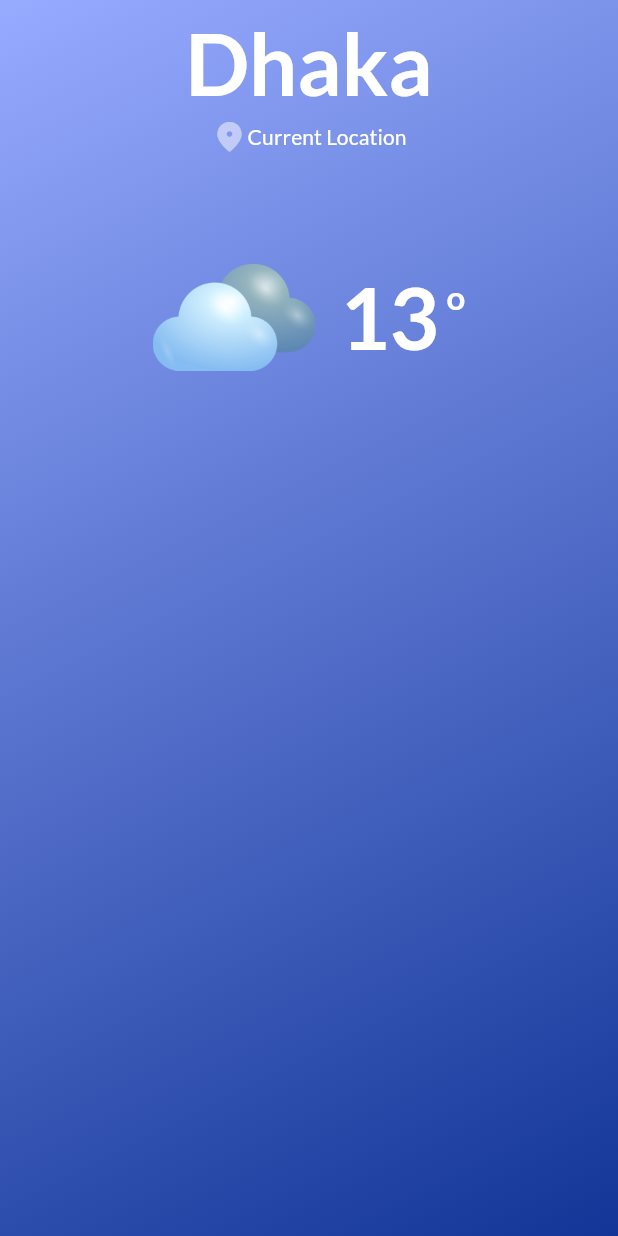
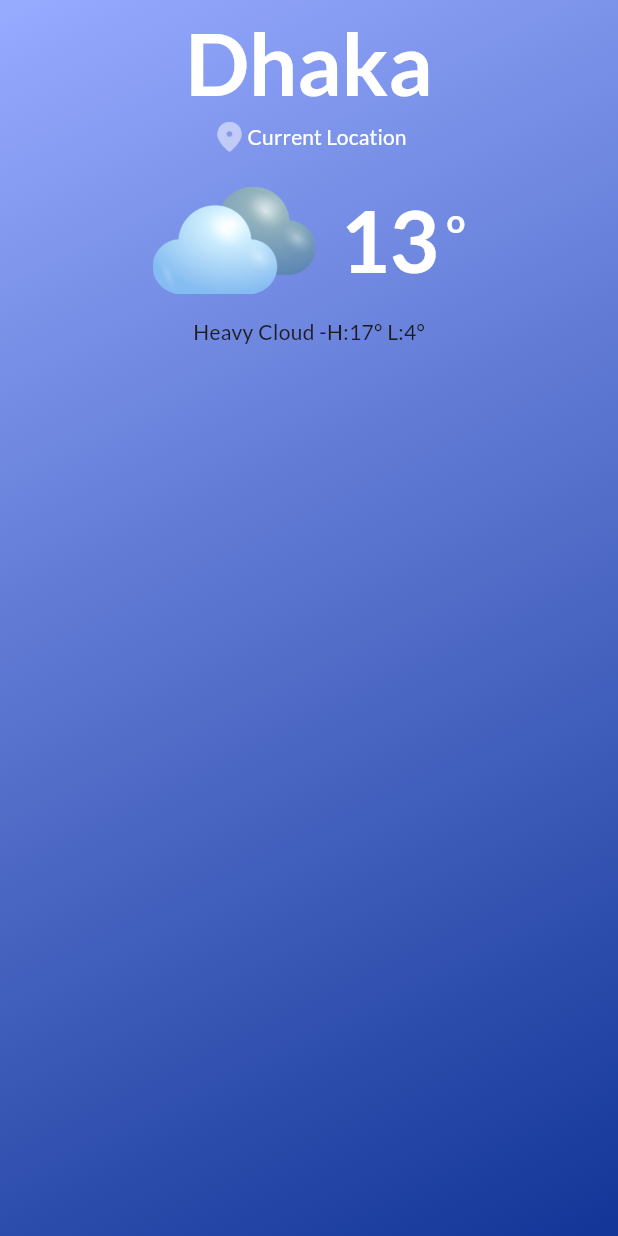
Before and after one commit to AAShayon/sf_weather, a Flutter app: the screen it shows after launch, on a phone screen of 412 x 824 dp. Run offline on Flutter 3.47's test engine with Material 3 defaults, Android fonts, the phone set to English and light mode, and no system bars; our stand-ins replace flutter_screenutil, google_fonts.

Commit message:
designed--Weather more information

```diff
--- a/lib/view/homepage/homepage.dart
+++ b/lib/view/homepage/homepage.dart
@@ -1,8 +1,8 @@
 import 'package:flutter/material.dart';
 import 'package:flutter_screenutil/flutter_screenutil.dart';
-import 'package:google_fonts/google_fonts.dart';
 import 'package:sf_weather/utils/colors.dart';
 import 'package:sf_weather/view/homepage/widgets/Location.dart';
+import 'package:sf_weather/view/homepage/widgets/temperature.dart';
 
 
 class Homepage extends StatefulWidget {
@@ -35,35 +35,10 @@ class _HomepageState extends State<Homepage> {
             SizedBox(height: 5.h,),
             LocationSelect(),
             SizedBox(height: 5.h,),
-            Column(
-              children: [
-                Row(
-                  mainAxisAlignment: MainAxisAlignment.center,
-                  children: [
-                    Image.asset('assets/heavycloud.png',width: 100.w,height: 200.h,),
-                    SizedBox(width: 15.w,),
-                    Row(
-                      crossAxisAlignment: CrossAxisAlignment.start,
-                      children: [
-                        Text('13',style: GoogleFonts.lato(
-                            textStyle: Theme.of(context).textTheme.displayLarge!.copyWith(color: Colors.white),
-                            fontWeight: FontWeight.w700,
-                            fontStyle: FontStyle.normal
-                        ),),
-                        Padding(
-                          padding: EdgeInsets.only(top:5.h,left: 5.w),
-                          child: Text('o',style: GoogleFonts.lato(
-                              textStyle:Theme.of(context).textTheme.titleLarge!.copyWith(color: Colors.white),
-                              fontStyle:FontStyle.normal,
-                            fontWeight: FontWeight.bold,
-                          )),
-                        ),
-                      ],
-                    ),
-                  ],
-                )
-              ],
-            ),
+            TemperatureShowField(),
+            MoreInformation(),
+
+
           ],
         ),
       ),
--- /dev/null
+++ b/lib/view/homepage/widgets/temperature.dart
@@ -0,0 +1,52 @@
+import 'package:flutter/material.dart';
+import 'package:flutter_screenutil/flutter_screenutil.dart';
+import 'package:google_fonts/google_fonts.dart';
+
+class TemperatureShowField extends StatelessWidget {
+  const TemperatureShowField({
+    super.key,
+  });
+
+  @override
+  Widget build(BuildContext context) {
+    return SizedBox(
+      child: Row(
+        mainAxisAlignment: MainAxisAlignment.center,
+        children: [
+          Image.asset('assets/heavycloud.png',width: 100.w,height:100.h,),
+          SizedBox(width: 15.w,),
+          Row(
+            crossAxisAlignment: CrossAxisAlignment.start,
+            children: [
+              Text('13',style: GoogleFonts.lato(
+                  textStyle: Theme.of(context).textTheme.displayLarge!.copyWith(color: Colors.white),
+                  fontWeight: FontWeight.w700,
+                  fontStyle: FontStyle.normal
+              ),),
+              Padding(
+                padding: EdgeInsets.only(top:5.h,left: 5.w),
+                child: Text('o',style: GoogleFonts.lato(
+                  textStyle:Theme.of(context).textTheme.titleLarge!.copyWith(color: Colors.white),
+                  fontStyle:FontStyle.normal,
+                  fontWeight: FontWeight.bold,
+                )),
+              ),
+            ],
+          ),
+        ],
+      ),
+    );
+  }
+}
+
+class MoreInformation extends StatelessWidget {
+  const MoreInformation({
+    super.key,
+  });
+
+  @override
+  Widget build(BuildContext context) {
+    return Text('Heavy Cloud -H:17° L:4°',style: GoogleFonts.lato(
+    ),);
+  }
+}
```
